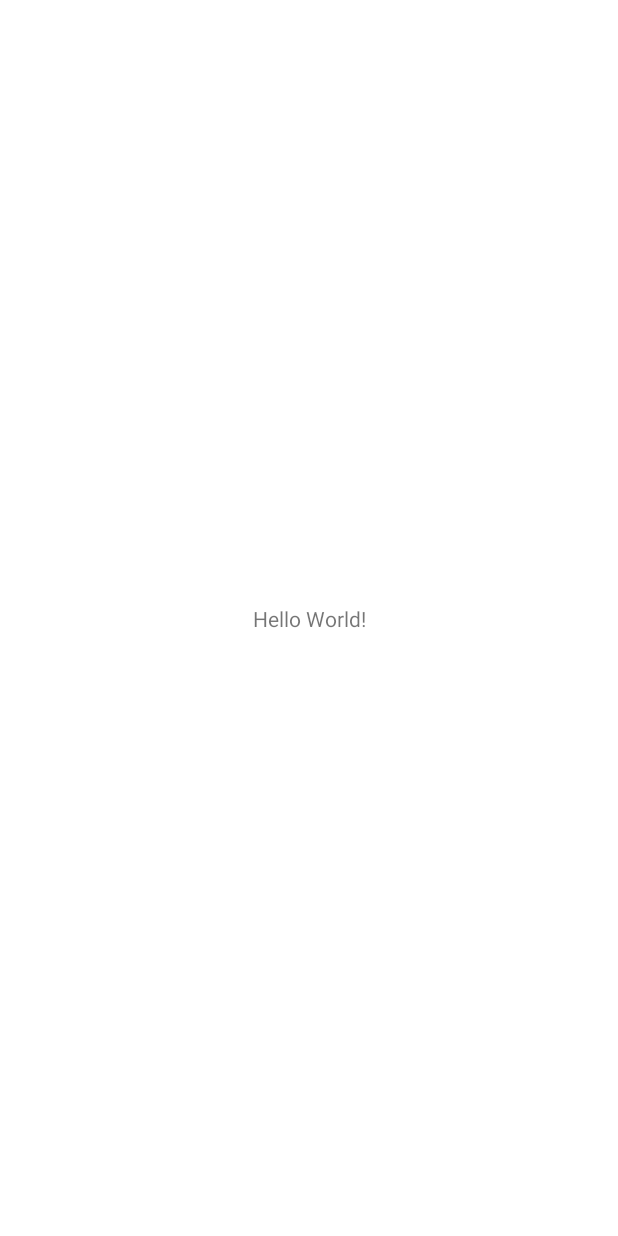
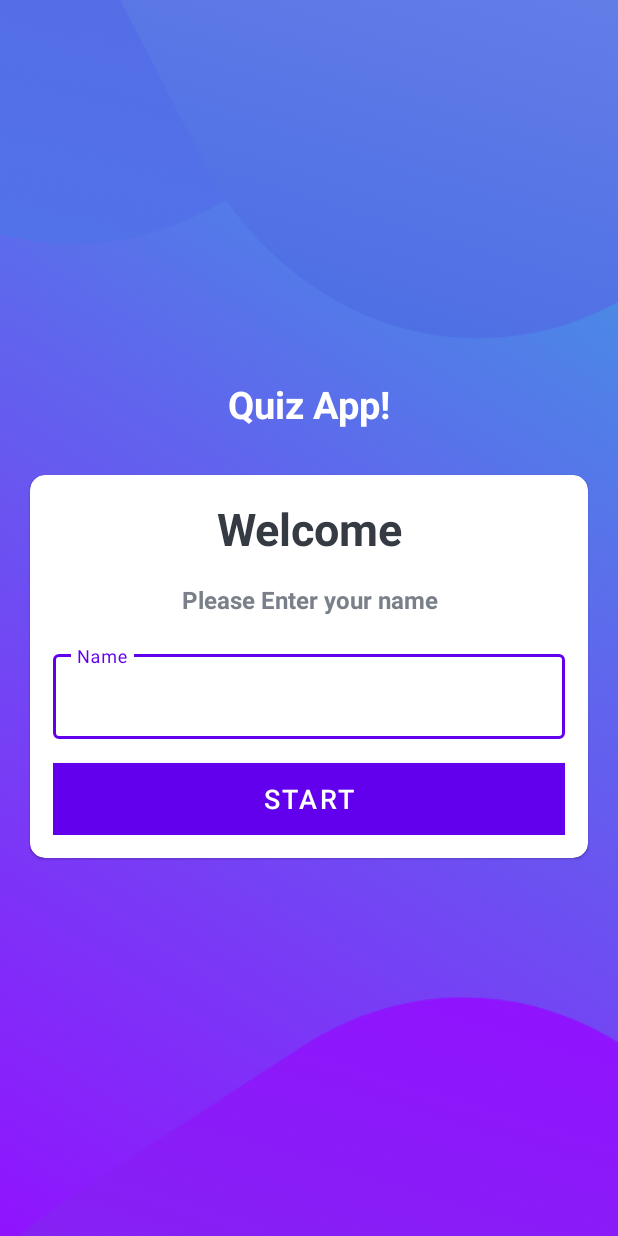
Before and after one commit to muhammadothmen/myQuizApp, an Android app: the screen it shows after launch (MainActivity), on a phone screen of 412 x 824 dp. Before the commit the screen is almost empty. Run offline under Robolectric (Android 15) with nearby library versions, the phone set to English and light mode, and no system bars.

Commit message:
Ui of start activity

```diff
--- a/app/src/main/res/layout/activity_main.xml
+++ b/app/src/main/res/layout/activity_main.xml
@@ -1,18 +1,99 @@
 <?xml version="1.0" encoding="utf-8"?>
-<androidx.constraintlayout.widget.ConstraintLayout xmlns:android="http://schemas.android.com/apk/res/android"
+<LinearLayout xmlns:android="http://schemas.android.com/apk/res/android"
     xmlns:app="http://schemas.android.com/apk/res-auto"
     xmlns:tools="http://schemas.android.com/tools"
     android:layout_width="match_parent"
     android:layout_height="match_parent"
-    tools:context=".MainActivity">
+    tools:context=".MainActivity"
+    android:background="@drawable/ic_bg"
+    android:orientation="vertical"
+    android:gravity="center"
+    >
 
     <TextView
-        android:layout_width="wrap_content"
+        android:layout_width="match_parent"
         android:layout_height="wrap_content"
-        android:text="Hello World!"
-        app:layout_constraintBottom_toBottomOf="parent"
-        app:layout_constraintEnd_toEndOf="parent"
-        app:layout_constraintStart_toStartOf="parent"
-        app:layout_constraintTop_toTopOf="parent" />
+        android:text="Quiz App!"
+        android:textSize="25sp"
+        android:gravity="center_horizontal"
+        android:textColor="@color/white"
+        android:textStyle="bold"
+        android:layout_marginBottom="30dp"
 
-</androidx.constraintlayout.widget.ConstraintLayout>
+        />
+
+    <com.google.android.material.card.MaterialCardView
+        android:layout_width="match_parent"
+        android:layout_height="wrap_content"
+        android:background="@color/white"
+        android:layout_marginHorizontal="20dp"
+        app:cardCornerRadius="10dp">
+
+<LinearLayout
+    android:layout_width="match_parent"
+    android:layout_height="match_parent"
+    android:layout_margin="15dp"
+    android:orientation="vertical"
+    >
+
+    <TextView
+        android:layout_width="match_parent"
+        android:layout_height="wrap_content"
+        android:text="Welcome"
+        android:textSize="30sp"
+        android:gravity="center"
+        android:textColor="#363a43"
+        android:textStyle="bold"
+
+        />
+
+    <TextView
+        android:layout_width="match_parent"
+        android:layout_height="wrap_content"
+        android:text="Please Enter your name"
+        android:textSize="16sp"
+        android:layout_marginTop="16dp"
+        android:gravity="center"
+        android:textColor="#7a8089"
+        android:textStyle="bold"
+
+        />
+
+    <com.google.android.material.textfield.TextInputLayout
+        android:layout_width="match_parent"
+        android:layout_height="wrap_content"
+        android:layout_marginTop="20dp"
+        style="@style/Widget.MaterialComponents.TextInputLayout.OutlinedBox"
+        >
+
+        <androidx.appcompat.widget.AppCompatEditText
+            android:layout_width="match_parent"
+            android:layout_height="wrap_content"
+            android:hint="Name"
+            android:inputType="textCapWords"
+            android:textColor="#363a43"
+            android:textColorHint="#7a8089"
+            />
+    </com.google.android.material.textfield.TextInputLayout>
+
+<Button
+    android:layout_width="match_parent"
+    android:layout_height="wrap_content"
+    android:layout_marginTop="16dp"
+    android:background="@color/design_default_color_primary"
+    android:text="START"
+    android:textColor="@color/white"
+    android:textSize="18sp"
+
+    >
+
+</Button>
+
+
+
+</LinearLayout>
+
+
+    </com.google.android.material.card.MaterialCardView>
+
+</LinearLayout>
--- a/app/src/main/res/values/themes.xml
+++ b/app/src/main/res/values/themes.xml
@@ -11,6 +11,7 @@
         <item name="colorOnSecondary">@color/black</item>
         <!-- Status bar color. -->
         <item name="android:statusBarColor" tools:targetApi="l">?attr/colorPrimaryVariant</item>
+        <item name="android:windowFullscreen">true</item>
         <!-- Customize your theme here. -->
     </style>
 </resources>
```
Also changed, not shown: app/src/main/res/drawable-hdpi/ic_bg.png (added), app/src/main/res/drawable-hdpi/ic_trophy.png (added), app/src/main/res/drawable-ldpi/ic_bg.png (added), app/src/main/res/drawable-ldpi/ic_trophy.png (added), app/src/main/res/drawable-mdpi/ic_bg.png (added), app/src/main/res/drawable-mdpi/ic_trophy.png (added), app/src/main/res/drawable-xhdpi/ic_bg.png (added), app/src/main/res/drawable-xhdpi/ic_trophy.png (added), app/src/main/res/drawable-xxhdpi/ic_bg.png (added), app/src/main/res/drawable-xxhdpi/ic_trophy.png (added), app/src/main/res/drawable-xxxhdpi/ic_bg.png (added), app/src/main/res/drawable-xxxhdpi/ic_trophy.png (added).
